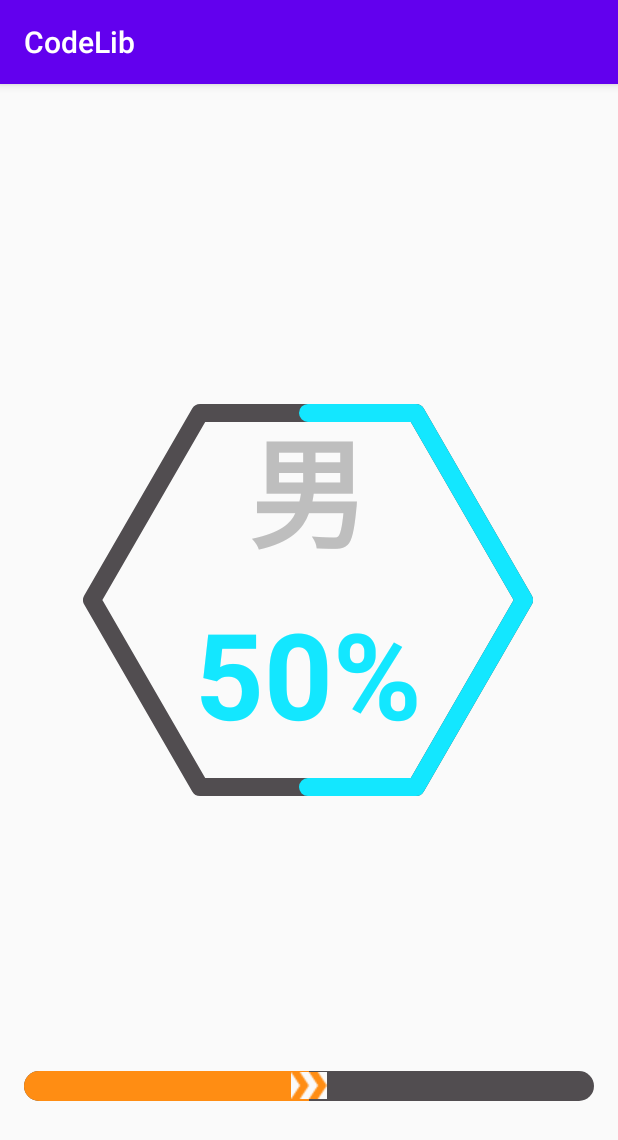
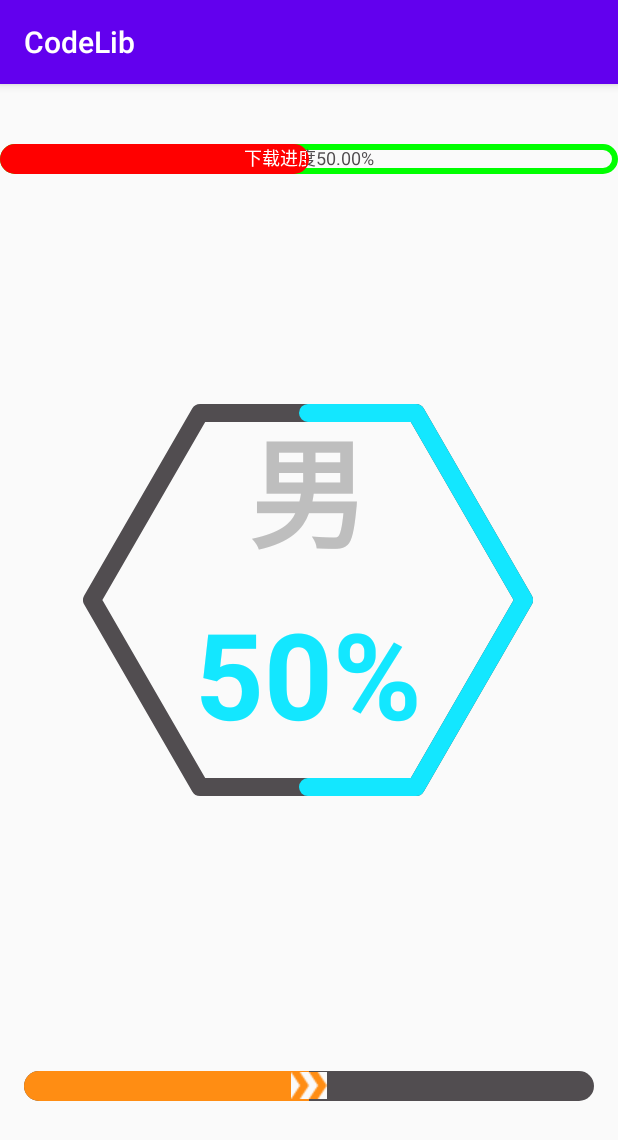
Before and after one commit to student9128/CodeLib, an Android app: the RegularHexagonActivity screen opened directly, with no data from a screen before it, on a phone screen of 412 x 824 dp. Shown: the top 1140 px of the screen. Run offline under Robolectric (Android 15) with nearby library versions, the phone set to English and light mode, and no system bars.

Commit message:
自定义字体颜色反转进度条；

```diff
--- a/app/src/main/java/com/kevin/codelib/activity/CustomViewActivity.kt
+++ b/app/src/main/java/com/kevin/codelib/activity/CustomViewActivity.kt
@@ -22,6 +22,9 @@ class CustomViewActivity : BaseActivity() {
         btn_custom_view_regularHexagon.setOnClickListener {
             startNewActivity(RegularHexagonActivity::class.java)
         }
+        btnReverseProgress.setOnClickListener {
+            startNewActivity(RegularHexagonActivity::class.java)
+        }
     }
 
 }
--- a/app/src/main/java/com/kevin/codelib/activity/customviewshow/RegularHexagonActivity.java
+++ b/app/src/main/java/com/kevin/codelib/activity/customviewshow/RegularHexagonActivity.java
@@ -5,6 +5,7 @@ import android.widget.SeekBar;
 import com.kevin.codelib.R;
 import com.kevin.codelib.base.BaseActivity;
 import com.kevin.codelib.customview.RegularHexagon;
+import com.kevin.codelib.customview.ReverseProgressBar;
 
 /**
  * auther：lkt
@@ -14,6 +15,7 @@ import com.kevin.codelib.customview.RegularHexagon;
 public class RegularHexagonActivity extends BaseActivity {
 
     private RegularHexagon viewRegularHexagon;
+    private ReverseProgressBar reverseProgress;
 
     @Override
     public int getLayoutResID() {
@@ -23,11 +25,13 @@ public class RegularHexagonActivity extends BaseActivity {
     @Override
     public void initView() {
         viewRegularHexagon = findViewById(R.id.viewRegularHexagon);
+        reverseProgress = findViewById(R.id.reverseProgress);
         SeekBar seekBar = findViewById(R.id.seekBar);
         seekBar.setOnSeekBarChangeListener(new SeekBar.OnSeekBarChangeListener() {
             @Override
             public void onProgressChanged(SeekBar seekBar, int progress, boolean fromUser) {
                 viewRegularHexagon.setProgress(progress);
+                reverseProgress.setProgress(progress);
             }
 
             @Override
--- /dev/null
+++ b/app/src/main/java/com/kevin/codelib/customview/ReverseProgressBar.java
@@ -0,0 +1,206 @@
+package com.kevin.codelib.customview;
+
+import android.content.Context;
+import android.content.res.TypedArray;
+import android.graphics.Canvas;
+import android.graphics.Color;
+import android.graphics.Paint;
+import android.graphics.PorterDuff;
+import android.graphics.PorterDuffXfermode;
+import android.graphics.RectF;
+import android.util.AttributeSet;
+import android.view.View;
+
+import androidx.annotation.Nullable;
+
+import com.kevin.codelib.R;
+import com.kevin.codelib.util.DensityUtil;
+
+import java.text.DecimalFormat;
+
+/**
+ * auther：lkt
+ * 时间：2020/10/29 9:25
+ * 功能：字体颜色反转进度条
+ */
+public class ReverseProgressBar extends View {
+    private PorterDuffXfermode xfermode = new PorterDuffXfermode(PorterDuff.Mode.SRC_ATOP);
+    private DecimalFormat decimalFormat = new DecimalFormat("0.00");
+    private int mWidth;
+    private int mHeight;
+    private int boundWidth = 6;
+    private RectF mRoundRectF;
+    private RectF mRect;
+    private Paint mPaintbg;
+    private Paint mPaintTextbg;
+    private Paint mPaintProgress;
+    private Paint mPaintTextProgress;
+    private String content = "下载进度0.0%";
+    /**
+     * 默认最大进度
+     */
+    private float maxProgress = 100f;
+    private float progress = 0f;
+    private float radius = 12f;
+    private float textSize = 16f;
+    private int mProgressBgColor;
+    private int mProgressBgTextColor;
+    private int mProgressScColor;
+    private int mProgressScTextColor;
+
+    public ReverseProgressBar(Context context) {
+        this(context, null);
+    }
+
+    public ReverseProgressBar(Context context, @Nullable AttributeSet attrs) {
+        this(context, attrs, 0);
+    }
+
+    public ReverseProgressBar(Context context, @Nullable AttributeSet attrs, int defStyleAttr) {
+        super(context, attrs, defStyleAttr);
+        initAttr(attrs);
+    }
+
+    private void initAttr(AttributeSet attrs) {
+        TypedArray array = getContext().obtainStyledAttributes(attrs, R.styleable.ReverseProgressBar);
+        try {
+
+            progress = array.getFloat(R.styleable.ReverseProgressBar_progressX, 0f);
+            radius = array.getDimension(R.styleable.ReverseProgressBar_radiusX, 12f);
+            textSize = array.getDimension(R.styleable.ReverseProgressBar_contentTextSize, 16f);
+            //第一层背景和边框的颜色
+            mProgressBgColor = array.getColor(R.styleable.ReverseProgressBar_progressBgColor, Color.parseColor("#00ff00"));
+            mProgressBgTextColor = array.getColor(R.styleable.ReverseProgressBar_progressBgTextColor, Color.parseColor("#ff00ff"));
+            mProgressScColor = array.getColor(R.styleable.ReverseProgressBar_progressScColor, Color.parseColor("#ff0000"));
+            mProgressScTextColor = array.getColor(R.styleable.ReverseProgressBar_progressScTextColor, Color.parseColor("#0000ff"));
+        } finally {
+            array.recycle();
+        }
+
+        mPaintbg = new Paint();
+        mPaintbg.setStrokeWidth(boundWidth);
+        mPaintbg.setAntiAlias(true);
+        mPaintbg.setColor(mProgressBgColor);
+        mPaintbg.setStyle(Paint.Style.STROKE);
+
+        mPaintTextbg = new Paint();
+        mPaintTextbg.setAntiAlias(true);
+        mPaintTextbg.setColor(mProgressBgTextColor);
+        mPaintTextbg.setStyle(Paint.Style.FILL_AND_STROKE);
+
+        mPaintProgress = new Paint();
+        mPaintProgress.setStrokeWidth(boundWidth);
+        mPaintProgress.setAntiAlias(true);
+        mPaintProgress.setColor(mProgressScColor);
+        mPaintProgress.setStyle(Paint.Style.STROKE);
+
+        mPaintTextProgress = new Paint();
+        mPaintTextProgress.setAntiAlias(true);
+        mPaintTextProgress.setColor(mProgressScTextColor);
+        mPaintTextProgress.setStyle(Paint.Style.FILL_AND_STROKE);
+    }
+
+    @Override
+    protected void onMeasure(int widthMeasureSpec, int heightMeasureSpec) {
+        super.onMeasure(widthMeasureSpec, heightMeasureSpec);
+        int widthSpecSize = MeasureSpec.getSize(widthMeasureSpec);
+        int heightSpecMode = MeasureSpec.getMode(heightMeasureSpec);
+        int heightSpecSize = MeasureSpec.getSize(heightMeasureSpec);
+        int height = 0;
+        switch (heightSpecMode) {
+            case MeasureSpec.AT_MOST:
+                height = DensityUtil.dp2px(getContext(), 36);
+                break;
+            case MeasureSpec.EXACTLY:
+            case MeasureSpec.UNSPECIFIED:
+                height = heightSpecSize;
+                break;
+        }
+        setMeasuredDimension(widthSpecSize, height);
+        mWidth = widthSpecSize;
+        mHeight = height;
+        if (progress >= maxProgress) {
+            progress = maxProgress;
+        }
+        mRect = new RectF(boundWidth / 2, boundWidth / 2, mWidth - boundWidth / 2, mHeight - boundWidth / 2);
+        mRoundRectF = new RectF(boundWidth / 2, boundWidth / 2, mWidth * (progress / maxProgress) - boundWidth / 2, mHeight - boundWidth / 2);
+        mPaintTextbg.setTextSize(textSize);
+        mPaintTextProgress.setTextSize(textSize);
+    }
+
+    @Override
+    protected void onDraw(Canvas canvas) {
+        super.onDraw(canvas);
+//        canvas.drawColor(Color.parseColor("#000000"));
+        drawRectF(canvas);
+        drawText(canvas);
+        drawProgress(canvas);
+        drawColorText(canvas);
+    }
+
+    /**
+     * 画第一层背景
+     *
+     * @param canvas
+     */
+    private void drawRectF(Canvas canvas) {
+        mPaintbg.setColor(mProgressBgColor);
+        mPaintbg.setStyle(Paint.Style.STROKE);
+        canvas.drawRoundRect(mRect, radius, radius, mPaintbg);
+    }
+
+    /**
+     * 画进度相关的文字
+     *
+     * @param canvas
+     */
+    private void drawText(Canvas canvas) {
+        content = getStr();
+        float v = mPaintTextbg.measureText(content);
+        canvas.drawText(content, mWidth / 2 - v / 2, mHeight / 2 + mPaintTextbg.getTextSize() / 3, mPaintTextbg);
+    }
+
+    /**
+     * 画进度
+     *
+     * @param canvas
+     */
+    private void drawProgress(Canvas canvas) {
+        mPaintbg.setColor(mProgressScColor);
+        mPaintbg.setStyle(Paint.Style.FILL_AND_STROKE);
+        mRoundRectF.right = mWidth * (progress / maxProgress) - boundWidth / 2;
+        mRoundRectF.left = boundWidth / 2;
+        mRoundRectF.top = boundWidth / 2;
+        mRoundRectF.bottom = mHeight - boundWidth / 2;
+        canvas.drawRoundRect(mRoundRectF, radius, radius, mPaintbg);
+    }
+
+    /**
+     * 画变色的文字
+     *
+     * @param canvas
+     */
+    private void drawColorText(Canvas canvas) {
+        canvas.save();
+        content = getStr();
+        float v = mPaintTextProgress.measureText(content);
+        canvas.clipRect(mRoundRectF);
+        canvas.drawText(content, mWidth / 2 - v / 2, mHeight / 2 + +mPaintTextbg.getTextSize() / 3, mPaintTextProgress);
+        canvas.restore();
+    }
+
+    public void setProgress(float progress) {
+        this.progress = progress;
+        if (progress > 100 || progress < 0) {
+            return;
+        }
+        postInvalidate();
+    }
+
+    private String getStr() {
+        float rate = progress / maxProgress;
+        String rateStr = decimalFormat.format(100 * rate);
+        content = "下载进度" + rateStr + "%";
+        return content;
+    }
+}
--- /dev/null
+++ b/app/src/main/java/com/kevin/codelib/util/DensityUtil.java
@@ -0,0 +1,59 @@
+package com.kevin.codelib.util;
+
+import android.content.Context;
+import android.util.TypedValue;
+
+/**
+ * auther：lkt
+ * 时间：2020/10/29 9:25
+ * 转换工具类
+ */
+public class DensityUtil {
+
+    /**
+     * dp转px
+     *
+     * @param context
+     * @param dpVal
+     * @return
+     */
+    public static int dp2px(Context context, int dpVal) {
+        return (int) TypedValue.applyDimension(TypedValue.COMPLEX_UNIT_DIP, dpVal, context.getResources()
+                .getDisplayMetrics());
+    }
+
+    /**
+     * sp转px
+     *
+     * @param context
+     * @param spVal
+     * @return
+     */
+    public static int sp2px(Context context, float spVal) {
+        return (int) TypedValue.applyDimension(TypedValue.COMPLEX_UNIT_SP, spVal, context.getResources()
+                .getDisplayMetrics());
+    }
+
+    /**
+     * px转dp
+     *
+     * @param context
+     * @param pxVal
+     * @return
+     */
+    public static float px2dp(Context context, float pxVal) {
+        final float scale = context.getResources().getDisplayMetrics().density;
+        return (pxVal / scale);
+    }
+
+    /**
+     * px转sp
+     *
+     * @param pxVal
+     * @param pxVal
+     * @return
+     */
+    public static float px2sp(Context context, float pxVal) {
+        return (pxVal / context.getResources().getDisplayMetrics().scaledDensity);
+    }
+}
--- a/app/src/main/res/layout/activity_custom_view.xml
+++ b/app/src/main/res/layout/activity_custom_view.xml
@@ -31,6 +31,12 @@
                     android:layout_height="wrap_content"
                     android:text="正六边形进度条" />
 
+                <Button
+                    android:id="@+id/btnReverseProgress"
+                    android:layout_width="wrap_content"
+                    android:layout_height="wrap_content"
+                    android:text="字体颜色反转进度条" />
+
             </com.google.android.flexbox.FlexboxLayout>
 
         </LinearLayout>
--- a/app/src/main/res/layout/activity_regularhexagon.xml
+++ b/app/src/main/res/layout/activity_regularhexagon.xml
@@ -4,6 +4,20 @@
     android:layout_width="match_parent"
     android:layout_height="match_parent"
     android:paddingBottom="80dp">
+
+    <com.kevin.codelib.customview.ReverseProgressBar
+        android:id="@+id/reverseProgress"
+        android:layout_width="match_parent"
+        android:layout_height="20dp"
+        android:layout_marginTop="40dp"
+        app:layout_constraintTop_toTopOf="parent"
+        app:progressBgColor="#00ff00"
+        app:progressBgTextColor="@color/FF514D50"
+        app:progressScColor="#ff0000"
+        app:progressScTextColor="@color/white"
+        app:progressX="50"
+        app:contentTextSize="12dp"
+        app:radiusX="12dp" />
 
     <com.kevin.codelib.customview.RegularHexagon
         android:id="@+id/viewRegularHexagon"
--- a/app/src/main/res/values/attrs.xml
+++ b/app/src/main/res/values/attrs.xml
@@ -18,4 +18,21 @@
         <attr name="checked" format="boolean" />
         <attr name="borderWidth" format="dimension" />
     </declare-styleable>
+
+    <declare-styleable name="ReverseProgressBar">
+        <!--第一层背景颜色-->
+        <attr name="progressBgColor" format="color" />
+        <!--第一层文字颜色-->
+        <attr name="progressBgTextColor" format="color" />
+        <!--第二层背景颜色-->
+        <attr name="progressScColor" format="color" />
+        <!--第二层文字颜色-->
+        <attr name="progressScTextColor" format="color" />
+        <!--进度-->
+        <attr name="progressX" format="float" />
+        <!--圆角半径-->
+        <attr name="radiusX" format="dimension" />
+        <!--字体大小-->
+        <attr name="contentTextSize" format="dimension" />
+    </declare-styleable>
 </resources>
--- a/app/src/main/res/values/colors.xml
+++ b/app/src/main/res/values/colors.xml
@@ -7,4 +7,5 @@
     <color name="FF13E7FF">#FF13E7FF</color>
     <color name="FFFFFF19">#FFFFFF19</color>
     <color name="FFFF8D13">#FFFF8D13</color>
+    <color name="white">@android:color/white</color>
 </resources>
```
